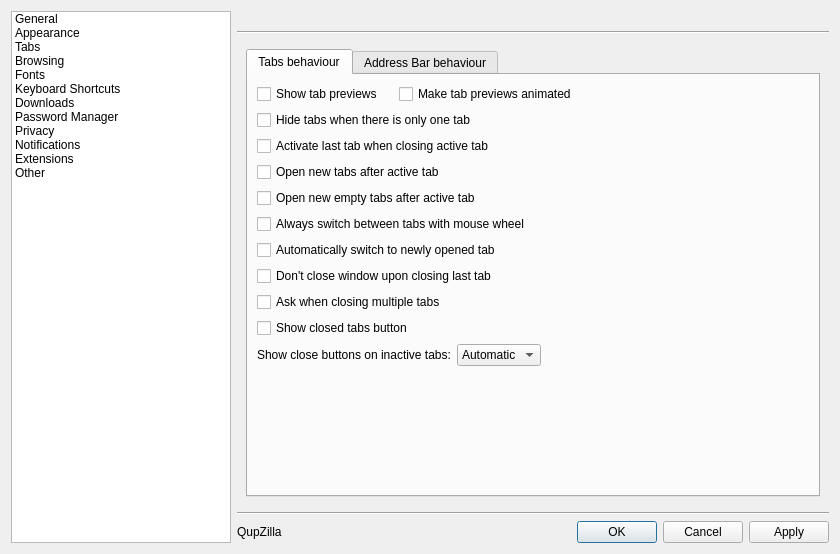
QupZilla/qupzilla, file src/lib/preferences/preferences.ui: the form before one commit.
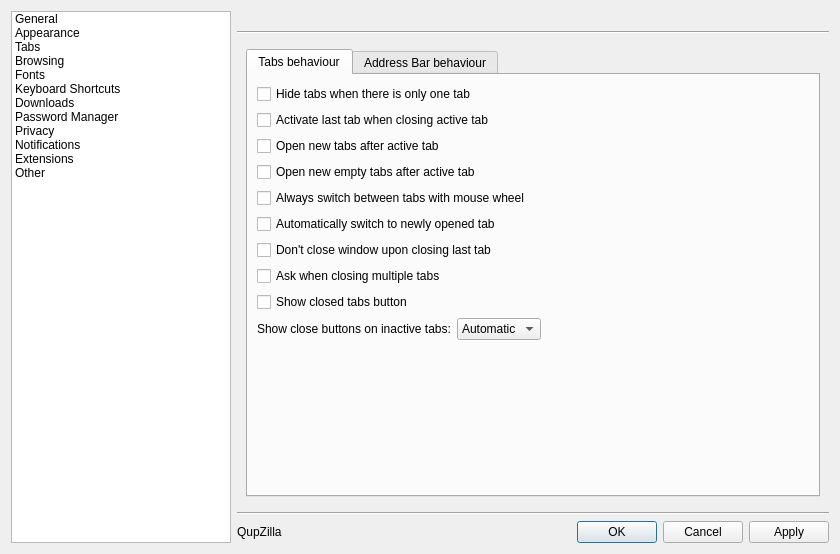
The form after the commit. The open tabs and pages were chosen to show the change. Custom widgets are drawn as their Qt base class.

Commit message: Remove option to show tab previews

```diff
--- a/src/lib/preferences/preferences.ui
+++ b/src/lib/preferences/preferences.ui
@@ -666,53 +666,6 @@
                <string>Tabs behaviour</string>
               </attribute>
               <layout class="QVBoxLayout" name="verticalLayout_2">
-               <item>
-                <layout class="QHBoxLayout" name="horizontalLayout_15">
-                 <item>
-                  <widget class="QCheckBox" name="showTabPreviews">
-                   <property name="text">
-                    <string>Show tab previews</string>
-                   </property>
-                  </widget>
-                 </item>
-                 <item>
-                  <spacer name="horizontalSpacer_5">
-                   <property name="orientation">
-                    <enum>Qt::Horizontal</enum>
-                   </property>
-                   <property name="sizeType">
-                    <enum>QSizePolicy::Fixed</enum>
-                   </property>
-                   <property name="sizeHint" stdset="0">
-                    <size>
-                     <width>10</width>
-                     <height>20</height>
-                    </size>
-                   </property>
-                  </spacer>
-                 </item>
-                 <item>
-                  <widget class="QCheckBox" name="animatedTabPreviews">
-                   <property name="text">
-                    <string>Make tab previews animated</string>
-                   </property>
-                  </widget>
-                 </item>
-                 <item>
-                  <spacer name="horizontalSpacer_16">
-                   <property name="orientation">
-                    <enum>Qt::Horizontal</enum>
-                   </property>
-                   <property name="sizeHint" stdset="0">
-                    <size>
-                     <width>63</width>
-                     <height>13</height>
-                    </size>
-                   </property>
-                  </spacer>
-                 </item>
-                </layout>
-               </item>
                <item>
                 <widget class="QCheckBox" name="hideTabsOnTab">
                  <property name="text">
```
The commit also changes 7 other files.
